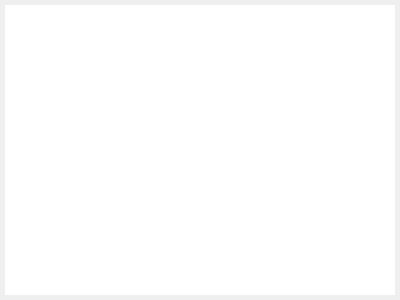
Old version of the form project/keyboardmonitorwidget.ui in the repository AlpsMonaco/GameControlKit.
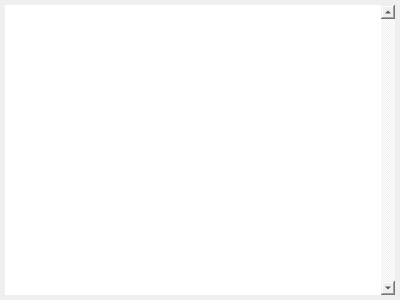
New version of the form.

The edit to the form file:
```diff
--- a/project/keyboardmonitorwidget.ui
+++ b/project/keyboardmonitorwidget.ui
@@ -37,6 +37,9 @@
      <property name="lineWidth">
       <number>0</number>
      </property>
+     <property name="verticalScrollBarPolicy">
+      <enum>Qt::ScrollBarAlwaysOn</enum>
+     </property>
      <property name="readOnly">
       <bool>true</bool>
      </property>
```
Left out of the diff: 2 changed lines with no effect on the pictures.
